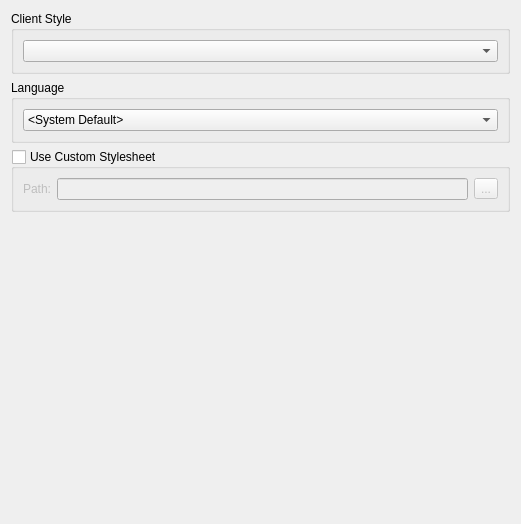
Old version of the form src/qtui/settingspages/appearancesettingspage.ui in the repository quassel/quassel.
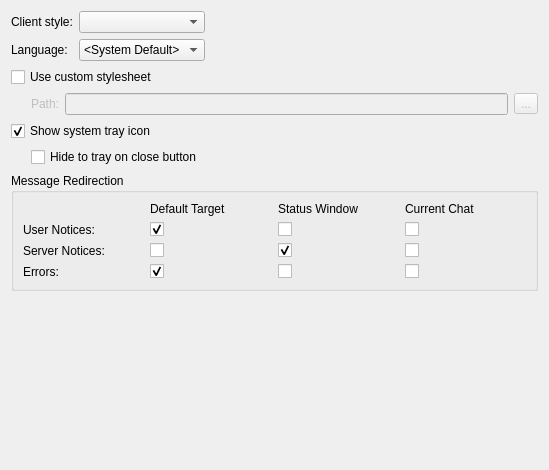
New version of the form.

Diff of the .ui file:
```diff
--- a/src/qtui/settingspages/appearancesettingspage.ui
+++ b/src/qtui/settingspages/appearancesettingspage.ui
@@ -6,37 +6,38 @@
    <rect>
     <x>0</x>
     <y>0</y>
-    <width>521</width>
-    <height>524</height>
+    <width>549</width>
+    <height>470</height>
    </rect>
   </property>
   <property name="windowTitle">
    <string>Form</string>
   </property>
-  <layout class="QVBoxLayout" name="verticalLayout_2">
+  <layout class="QVBoxLayout" name="verticalLayout">
    <item>
-    <widget class="QGroupBox" name="groupBox">
-     <property name="title">
-      <string>Client Style</string>
-     </property>
-     <layout class="QVBoxLayout">
-      <item>
+    <layout class="QGridLayout" name="gridLayout">
+     <item row="0" column="0">
+      <widget class="QLabel" name="label_2">
+       <property name="text">
+        <string>Client style:</string>
+       </property>
+      </widget>
+     </item>
+     <item row="0" column="1">
        <widget class="QComboBox" name="styleComboBox">
         <property name="toolTip">
          <string>Set application style</string>
         </property>
        </widget>
       </item>
-     </layout>
-    </widget>
-   </item>
-   <item>
-    <widget class="QGroupBox" name="groupBox_2">
-     <property name="title">
-      <string>Language</string>
-     </property>
-     <layout class="QHBoxLayout" name="horizontalLayout">
-      <item>
+     <item row="1" column="0">
+      <widget class="QLabel" name="label_9">
+       <property name="text">
+        <string>Language:</string>
+       </property>
+      </widget>
+     </item>
+     <item row="1" column="1">
        <widget class="QComboBox" name="languageComboBox">
         <property name="toolTip">
          <string>Set the application language. Requires restart!</string>
@@ -53,19 +54,25 @@
         </item>
        </widget>
       </item>
-     </layout>
-    </widget>
+     <item row="1" column="2">
+      <spacer name="horizontalSpacer_3">
+       <property name="orientation">
+        <enum>Qt::Horizontal</enum>
+       </property>
+       <property name="sizeHint" stdset="0">
+        <size>
+         <width>40</width>
+         <height>20</height>
+        </size>
+       </property>
+      </spacer>
+     </item>
+    </layout>
    </item>
    <item>
-    <widget class="QGroupBox" name="useCustomStyleSheet">
-     <property name="title">
-      <string>Use Custom Stylesheet</string>
-     </property>
-     <property name="checkable">
-      <bool>true</bool>
-     </property>
-     <property name="checked">
-      <bool>false</bool>
+    <widget class="QCheckBox" name="useCustomStyleSheet">
+     <property name="text">
+      <string>Use custom stylesheet</string>
      </property>
      <property name="settingsKey" stdset="0">
       <string notr="true">/UiStyle/UseCustomStyleSheet</string>
@@ -73,11 +80,31 @@
      <property name="defaultValue" stdset="0">
       <bool>false</bool>
      </property>
-     <layout class="QVBoxLayout" name="verticalLayout">
+    </widget>
+   </item>
       <item>
        <layout class="QHBoxLayout" name="horizontalLayout_2">
+     <item>
+      <spacer name="horizontalSpacer">
+       <property name="orientation">
+        <enum>Qt::Horizontal</enum>
+       </property>
+       <property name="sizeType">
+        <enum>QSizePolicy::Fixed</enum>
+       </property>
+       <property name="sizeHint" stdset="0">
+        <size>
+         <width>20</width>
+         <height>20</height>
+        </size>
+       </property>
+      </spacer>
+     </item>
         <item>
          <widget class="QLabel" name="label">
+       <property name="enabled">
+        <bool>false</bool>
+       </property>
           <property name="text">
            <string>Path:</string>
           </property>
@@ -85,6 +112,9 @@
         </item>
         <item>
          <widget class="QLineEdit" name="customStyleSheetPath">
+       <property name="enabled">
+        <bool>false</bool>
+       </property>
           <property name="sizePolicy">
            <sizepolicy hsizetype="Expanding" vsizetype="Fixed">
             <horstretch>0</horstretch>
@@ -104,6 +134,9 @@
         </item>
         <item>
          <widget class="QToolButton" name="chooseStyleSheet">
+       <property name="enabled">
+        <bool>false</bool>
+       </property>
           <property name="text">
            <string>...</string>
           </property>
@@ -111,6 +144,187 @@
         </item>
        </layout>
       </item>
+   <item>
+    <widget class="QCheckBox" name="useSystemTrayIcon">
+     <property name="text">
+      <string>Show system tray icon</string>
+     </property>
+     <property name="checked">
+      <bool>true</bool>
+     </property>
+     <property name="settingsKey" stdset="0">
+      <string notr="true">UseSystemTrayIcon</string>
+     </property>
+     <property name="defaultValue" stdset="0">
+      <bool>true</bool>
+     </property>
+    </widget>
+   </item>
+   <item>
+    <layout class="QHBoxLayout" name="horizontalLayout">
+     <item>
+      <spacer name="horizontalSpacer_2">
+       <property name="orientation">
+        <enum>Qt::Horizontal</enum>
+       </property>
+       <property name="sizeType">
+        <enum>QSizePolicy::Fixed</enum>
+       </property>
+       <property name="sizeHint" stdset="0">
+        <size>
+         <width>20</width>
+         <height>20</height>
+        </size>
+       </property>
+      </spacer>
+     </item>
+     <item>
+      <widget class="QCheckBox" name="minimizeOnClose">
+       <property name="text">
+        <string>Hide to tray on close button</string>
+       </property>
+       <property name="settingsKey" stdset="0">
+        <string notr="true">MinimizeOnClose</string>
+       </property>
+       <property name="defaultValue" stdset="0">
+        <bool>false</bool>
+       </property>
+      </widget>
+     </item>
+    </layout>
+   </item>
+   <item>
+    <widget class="QGroupBox" name="groupBox_3">
+     <property name="title">
+      <string>Message Redirection</string>
+     </property>
+     <layout class="QGridLayout" name="gridLayout_2">
+      <item row="1" column="0">
+       <widget class="QLabel" name="label_3">
+        <property name="text">
+         <string>User Notices:</string>
+        </property>
+       </widget>
+      </item>
+      <item row="1" column="1">
+       <widget class="QCheckBox" name="userNoticesInDefaultBuffer">
+        <property name="enabled">
+         <bool>true</bool>
+        </property>
+        <property name="text">
+         <string/>
+        </property>
+        <property name="checked">
+         <bool>true</bool>
+        </property>
+       </widget>
+      </item>
+      <item row="1" column="2">
+       <widget class="QCheckBox" name="userNoticesInStatusBuffer">
+        <property name="enabled">
+         <bool>true</bool>
+        </property>
+        <property name="text">
+         <string/>
+        </property>
+        <property name="checked">
+         <bool>false</bool>
+        </property>
+       </widget>
+      </item>
+      <item row="1" column="3">
+       <widget class="QCheckBox" name="userNoticesInCurrentBuffer">
+        <property name="enabled">
+         <bool>true</bool>
+        </property>
+        <property name="text">
+         <string/>
+        </property>
+       </widget>
+      </item>
+      <item row="2" column="0">
+       <widget class="QLabel" name="label_4">
+        <property name="text">
+         <string>Server Notices:</string>
+        </property>
+       </widget>
+      </item>
+      <item row="2" column="1">
+       <widget class="QCheckBox" name="serverNoticesInDefaultBuffer">
+        <property name="text">
+         <string/>
+        </property>
+       </widget>
+      </item>
+      <item row="0" column="1">
+       <widget class="QLabel" name="label_5">
+        <property name="text">
+         <string>Default Target</string>
+        </property>
+       </widget>
+      </item>
+      <item row="0" column="2">
+       <widget class="QLabel" name="label_6">
+        <property name="text">
+         <string>Status Window</string>
+        </property>
+       </widget>
+      </item>
+      <item row="0" column="3">
+       <widget class="QLabel" name="label_7">
+        <property name="text">
+         <string>Current Chat</string>
+        </property>
+       </widget>
+      </item>
+      <item row="3" column="0">
+       <widget class="QLabel" name="label_8">
+        <property name="text">
+         <string>Errors:</string>
+        </property>
+       </widget>
+      </item>
+      <item row="2" column="2">
+       <widget class="QCheckBox" name="serverNoticesInStatusBuffer">
+        <property name="text">
+         <string/>
+        </property>
+        <property name="checked">
+         <bool>true</bool>
+        </property>
+       </widget>
+      </item>
+      <item row="2" column="3">
+       <widget class="QCheckBox" name="serverNoticesInCurrentBuffer">
+        <property name="text">
+         <string/>
+        </property>
+       </widget>
+      </item>
+      <item row="3" column="1">
+       <widget class="QCheckBox" name="errorMsgsInDefaultBuffer">
+        <property name="text">
+         <string/>
+        </property>
+        <property name="checked">
+         <bool>true</bool>
+        </property>
+       </widget>
+      </item>
+      <item row="3" column="2">
+       <widget class="QCheckBox" name="errorMsgsInStatusBuffer">
+        <property name="text">
+         <string/>
+        </property>
+       </widget>
+      </item>
+      <item row="3" column="3">
+       <widget class="QCheckBox" name="errorMsgsInCurrentBuffer">
+        <property name="text">
+         <string/>
+        </property>
+       </widget>
+      </item>
      </layout>
     </widget>
    </item>
```
Left out of the diff: 69 changed lines with no effect on the pictures. Lines whose indentation alone changed are shown as unchanged.
